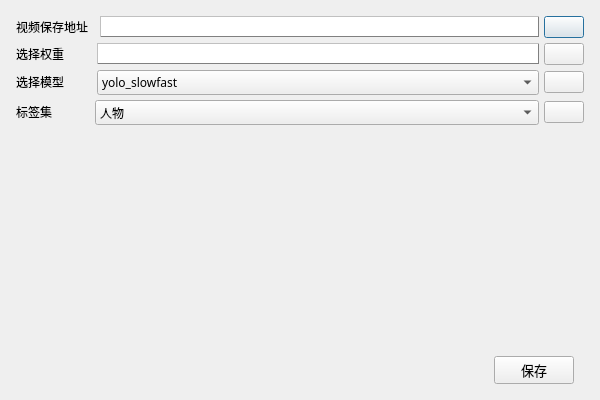
This is model_settings.ui in Shallowind/SADVS as Qt 5 draws it before an edit. The edited form follows.
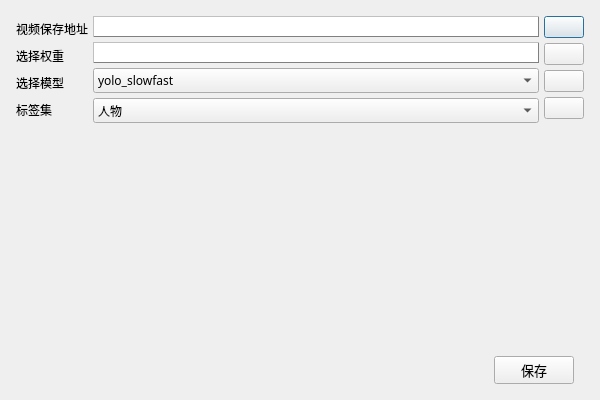
This is the edited form. Icons and pictures are not drawn.

```diff
--- a/model_settings.ui
+++ b/model_settings.ui
@@ -15,7 +15,7 @@
   </property>
   <layout class="QGridLayout" name="gridLayout">
    <item row="0" column="0">
-    <layout class="QVBoxLayout" name="verticalLayout" stretch="0,0,0,0,0,0">
+    <layout class="QVBoxLayout" name="verticalLayout" stretch="0,0,0">
      <property name="spacing">
       <number>5</number>
      </property>
@@ -32,7 +32,9 @@
       <number>5</number>
      </property>
      <item>
-      <layout class="QHBoxLayout" name="horizontalLayout" stretch="2,5,1">
+      <layout class="QHBoxLayout" name="horizontalLayout" stretch="0,0,0">
+       <item>
+        <layout class="QVBoxLayout" name="verticalLayout_2">
        <item>
         <widget class="QLabel" name="label">
          <property name="sizePolicy">
@@ -47,46 +49,10 @@
           </font>
          </property>
          <property name="text">
-          <string>视频保存地址  </string>
+            <string>视频保存地址</string>
          </property>
         </widget>
        </item>
-       <item>
-        <widget class="QLineEdit" name="save_address_edit">
-         <property name="font">
-          <font>
-           <family>微软雅黑</family>
-          </font>
-         </property>
-         <property name="styleSheet">
-          <string notr="true">border-width:1;border-style:outset;border-color:gray;</string>
-         </property>
-         <property name="readOnly">
-          <bool>true</bool>
-         </property>
-        </widget>
-       </item>
-       <item>
-        <widget class="QPushButton" name="save_address_button">
-         <property name="sizePolicy">
-          <sizepolicy hsizetype="Fixed" vsizetype="Fixed">
-           <horstretch>0</horstretch>
-           <verstretch>0</verstretch>
-          </sizepolicy>
-         </property>
-         <property name="text">
-          <string/>
-         </property>
-         <property name="icon">
-          <iconset>
-           <normaloff>resources/op_icon/edit.png</normaloff>resources/op_icon/edit.png</iconset>
-         </property>
-        </widget>
-       </item>
-      </layout>
-     </item>
-     <item>
-      <layout class="QHBoxLayout" name="horizontalLayout_3" stretch="2,5,1">
        <item>
         <widget class="QLabel" name="label_2">
          <property name="sizePolicy">
@@ -101,46 +67,10 @@
           </font>
          </property>
          <property name="text">
-          <string>选择权重         </string>
+            <string>选择权重</string>
          </property>
         </widget>
        </item>
-       <item>
-        <widget class="QLineEdit" name="pt_edit">
-         <property name="font">
-          <font>
-           <family>微软雅黑</family>
-          </font>
-         </property>
-         <property name="styleSheet">
-          <string notr="true">border-width:1;border-style:outset;border-color:gray;</string>
-         </property>
-         <property name="readOnly">
-          <bool>true</bool>
-         </property>
-        </widget>
-       </item>
-       <item>
-        <widget class="QPushButton" name="pt_select_button">
-         <property name="sizePolicy">
-          <sizepolicy hsizetype="Fixed" vsizetype="Fixed">
-           <horstretch>0</horstretch>
-           <verstretch>0</verstretch>
-          </sizepolicy>
-         </property>
-         <property name="text">
-          <string/>
-         </property>
-         <property name="icon">
-          <iconset>
-           <normaloff>resources/op_icon/edit.png</normaloff>resources/op_icon/edit.png</iconset>
-         </property>
-        </widget>
-       </item>
-      </layout>
-     </item>
-     <item>
-      <layout class="QHBoxLayout" name="horizontalLayout_2" stretch="2,5,1">
        <item>
         <widget class="QLabel" name="label_3">
          <property name="sizePolicy">
@@ -155,7 +85,59 @@
           </font>
          </property>
          <property name="text">
-          <string>选择模型         </string>
+            <string>选择模型</string>
+           </property>
+          </widget>
+         </item>
+         <item>
+          <widget class="QLabel" name="label_4">
+           <property name="sizePolicy">
+            <sizepolicy hsizetype="Fixed" vsizetype="Fixed">
+             <horstretch>0</horstretch>
+             <verstretch>0</verstretch>
+            </sizepolicy>
+           </property>
+           <property name="font">
+            <font>
+             <family>微软雅黑</family>
+            </font>
+           </property>
+           <property name="text">
+            <string>标签集</string>
+           </property>
+          </widget>
+         </item>
+        </layout>
+       </item>
+       <item>
+        <layout class="QVBoxLayout" name="verticalLayout_3">
+         <item>
+          <widget class="QLineEdit" name="save_address_edit">
+           <property name="font">
+            <font>
+             <family>微软雅黑</family>
+            </font>
+           </property>
+           <property name="styleSheet">
+            <string notr="true">border-width:1;border-style:outset;border-color:gray;</string>
+           </property>
+           <property name="readOnly">
+            <bool>true</bool>
+           </property>
+          </widget>
+         </item>
+         <item>
+          <widget class="QLineEdit" name="pt_edit">
+           <property name="font">
+            <font>
+             <family>微软雅黑</family>
+            </font>
+           </property>
+           <property name="styleSheet">
+            <string notr="true">border-width:1;border-style:outset;border-color:gray;</string>
+           </property>
+           <property name="readOnly">
+            <bool>true</bool>
          </property>
         </widget>
        </item>
@@ -185,45 +167,6 @@
         </widget>
        </item>
        <item>
-        <widget class="QPushButton" name="model_select_button">
-         <property name="sizePolicy">
-          <sizepolicy hsizetype="Fixed" vsizetype="Fixed">
-           <horstretch>0</horstretch>
-           <verstretch>0</verstretch>
-          </sizepolicy>
-         </property>
-         <property name="text">
-          <string/>
-         </property>
-         <property name="icon">
-          <iconset>
-           <normaloff>resources/op_icon/alarm.png</normaloff>resources/op_icon/alarm.png</iconset>
-         </property>
-        </widget>
-       </item>
-      </layout>
-     </item>
-     <item>
-      <layout class="QHBoxLayout" name="horizontalLayout_4" stretch="2,5,1">
-       <item>
-        <widget class="QLabel" name="label_4">
-         <property name="sizePolicy">
-          <sizepolicy hsizetype="Fixed" vsizetype="Fixed">
-           <horstretch>0</horstretch>
-           <verstretch>0</verstretch>
-          </sizepolicy>
-         </property>
-         <property name="font">
-          <font>
-           <family>微软雅黑</family>
-          </font>
-         </property>
-         <property name="text">
-          <string>标签集            </string>
-         </property>
-        </widget>
-       </item>
-       <item>
         <widget class="QComboBox" name="label_combox">
          <property name="sizePolicy">
           <sizepolicy hsizetype="Preferred" vsizetype="Fixed">
@@ -246,6 +189,61 @@
          </item>
         </widget>
        </item>
+        </layout>
+       </item>
+       <item>
+        <layout class="QVBoxLayout" name="verticalLayout_4">
+         <item>
+          <widget class="QPushButton" name="save_address_button">
+           <property name="sizePolicy">
+            <sizepolicy hsizetype="Fixed" vsizetype="Fixed">
+             <horstretch>0</horstretch>
+             <verstretch>0</verstretch>
+            </sizepolicy>
+           </property>
+           <property name="text">
+            <string/>
+           </property>
+           <property name="icon">
+            <iconset>
+             <normaloff>resources/op_icon/edit.png</normaloff>resources/op_icon/edit.png</iconset>
+           </property>
+          </widget>
+         </item>
+         <item>
+          <widget class="QPushButton" name="pt_select_button">
+           <property name="sizePolicy">
+            <sizepolicy hsizetype="Fixed" vsizetype="Fixed">
+             <horstretch>0</horstretch>
+             <verstretch>0</verstretch>
+            </sizepolicy>
+           </property>
+           <property name="text">
+            <string/>
+           </property>
+           <property name="icon">
+            <iconset>
+             <normaloff>resources/op_icon/edit.png</normaloff>resources/op_icon/edit.png</iconset>
+           </property>
+          </widget>
+         </item>
+         <item>
+          <widget class="QPushButton" name="model_select_button">
+           <property name="sizePolicy">
+            <sizepolicy hsizetype="Fixed" vsizetype="Fixed">
+             <horstretch>0</horstretch>
+             <verstretch>0</verstretch>
+            </sizepolicy>
+           </property>
+           <property name="text">
+            <string/>
+           </property>
+           <property name="icon">
+            <iconset>
+             <normaloff>resources/op_icon/alarm.png</normaloff>resources/op_icon/alarm.png</iconset>
+           </property>
+          </widget>
+         </item>
        <item>
         <widget class="QPushButton" name="labels_select_button">
          <property name="sizePolicy">
@@ -262,6 +260,8 @@
            <normaloff>resources/op_icon/edit.png</normaloff>resources/op_icon/edit.png</iconset>
          </property>
         </widget>
+         </item>
+        </layout>
        </item>
       </layout>
      </item>
```
Lines whose indentation alone changed are shown as unchanged.
